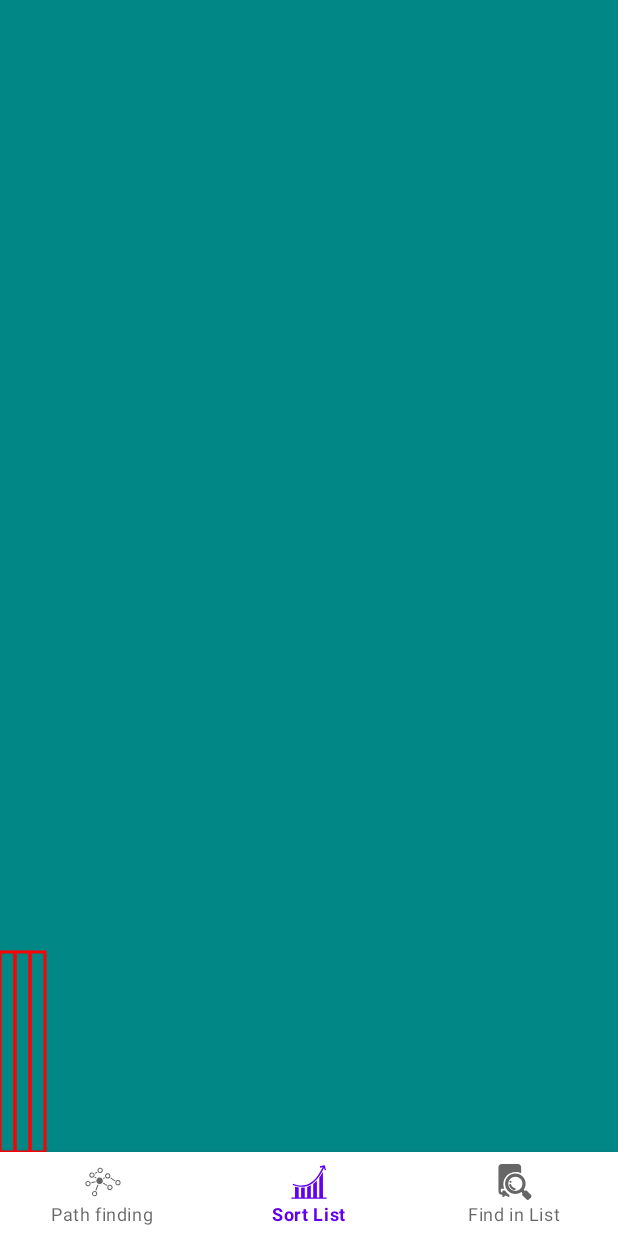
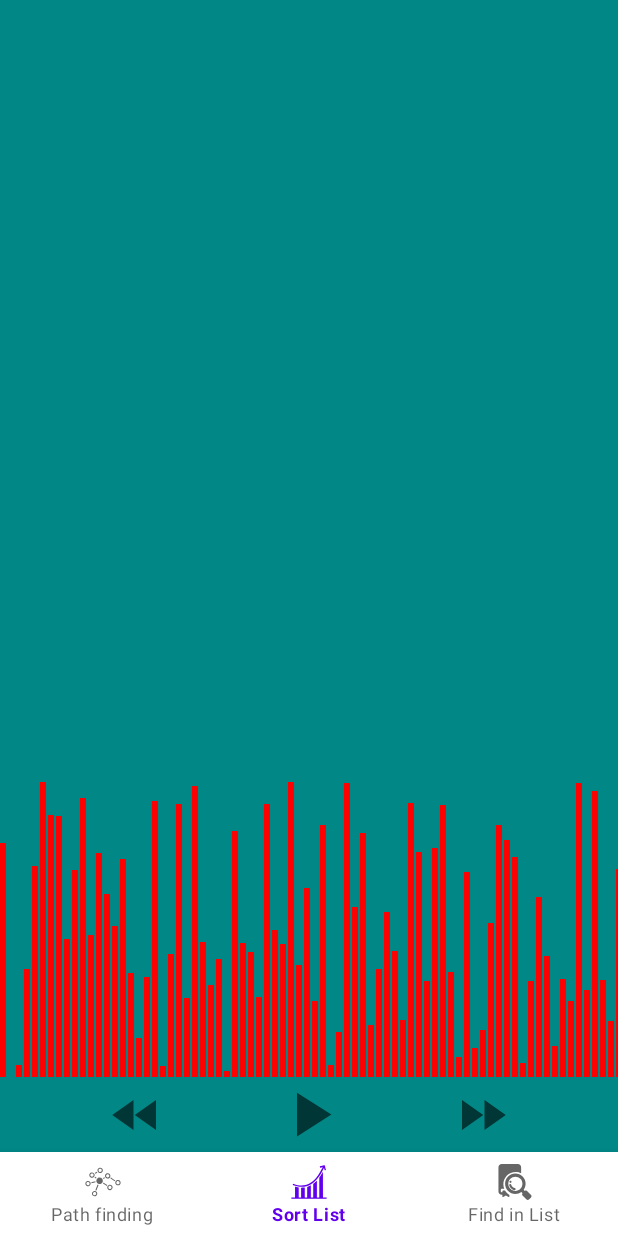
Before and after one commit to sergyabanzhy/algoholic, an Android app: the screen it shows after launch (MainActivity), on a phone screen of 412 x 824 dp. Run offline under Robolectric (Android 15) with nearby library versions, the phone set to English and light mode, and no system bars; our stand-ins replace navigation-ui.

Commit message:
Add Bubble sort

```diff
--- a/app/build.gradle
+++ b/app/build.gradle
@@ -47,6 +47,8 @@ dependencies {
     androidTestImplementation 'androidx.test.ext:junit:1.1.2'
     androidTestImplementation 'androidx.test.espresso:espresso-core:3.3.0'
 
+    implementation "androidx.core:core-ktx:1.3.2"
+
     implementation 'android.arch.navigation:navigation-fragment:1.0.0'
     implementation 'android.arch.navigation:navigation-ui:1.0.0'
 }
--- a/app/src/main/java/com/algoholic/algo/sort/Column.kt
+++ b/app/src/main/java/com/algoholic/algo/sort/Column.kt
@@ -1,13 +1,30 @@
 package com.algoholic.algo.sort
 
+import android.graphics.Canvas
+import android.graphics.Color
+import android.graphics.Paint
 import android.graphics.Rect
 
-data class Column(var x: Int = 15, var y: Int = 200)
+data class Column(var left : Int, var top : Int, var right : Int, var bottom : Int, var isAbutting: Boolean = false) : IPaintable {
 
-fun Column.rect(pos: Int): Rect {
-    return if (pos == 0) {
-        Rect(pos, 0,x, y)
-    } else {
-        Rect((pos * x), 0,x*pos + x, y)
+    private val rect = Rect()
+
+    private fun rect(): Rect {
+        rect.set(left, top, right, bottom)
+        return rect
+    }
+
+    private val color = Paint().apply {
+        color = Color.RED
+        strokeWidth = 3F
+    }
+
+    private val colorActive = Paint().apply {
+        color = Color.BLACK
+        strokeWidth = 3F
+    }
+
+    override fun draw(canvas: Canvas, index: Int) {
+        canvas.drawRect(rect(), if (isAbutting) colorActive else color)
     }
 }
--- /dev/null
+++ b/app/src/main/java/com/algoholic/algo/sort/IPaintable.kt
@@ -0,0 +1,7 @@
+package com.algoholic.algo.sort
+
+import android.graphics.Canvas
+
+interface IPaintable {
+    fun draw(canvas: Canvas, index: Int)
+}
--- /dev/null
+++ b/app/src/main/java/com/algoholic/algo/sort/ISorter.kt
@@ -0,0 +1,7 @@
+package com.algoholic.algo.sort
+
+interface ISorter {
+    fun stopSort()
+    suspend fun sort(currentFound: (Column) -> Unit, compared: () -> Unit, invalidate: () -> Unit)
+    fun stepForward()
+}
--- a/app/src/main/java/com/algoholic/algo/sort/SortingFragment.kt
+++ b/app/src/main/java/com/algoholic/algo/sort/SortingFragment.kt
@@ -1,15 +1,80 @@
 package com.algoholic.algo.sort
 
 import android.os.Bundle
+import android.util.Log
 import android.view.LayoutInflater
 import android.view.View
 import android.view.ViewGroup
+import androidx.appcompat.content.res.AppCompatResources.getDrawable
+import androidx.core.view.doOnLayout
 import androidx.fragment.app.Fragment
+import androidx.lifecycle.ViewModelProvider
 import com.algoholic.R
+import kotlinx.android.synthetic.main.fragment_sort.*
+import kotlinx.android.synthetic.main.player_view.*
 
 class SortingFragment : Fragment() {
+
+    private lateinit var viewModel: SortingViewModel
 
     override fun onCreateView(inflater: LayoutInflater, container: ViewGroup?, savedInstanceState: Bundle?): View? {
         return inflater.inflate(R.layout.fragment_sort, container, false)
     }
+
+    override fun onViewCreated(view: View, savedInstanceState: Bundle?) {
+        super.onViewCreated(view, savedInstanceState)
+
+        initVM()
+
+        initClickListeners()
+
+        observeColumnsChanges()
+
+        observeStartStopButton()
+
+        waitForViewSize()
+    }
+
+    private fun initClickListeners() {
+        ivForward.setOnClickListener {
+            viewModel.forwardButtonPressed()
+        }
+
+        ivRewind.setOnClickListener {
+            viewModel.rewindButtonPressed()
+        }
+
+        ivStartStop.setOnClickListener {
+            viewModel.startStopButtonPressed()
+        }
+    }
+
+    private fun observeColumnsChanges() {
+        viewModel.columns.observe(this, {
+            svSortingView.columns = it
+            svSortingView.invalidate()
+        })
+    }
+
+    private fun observeStartStopButton() {
+        viewModel.playStopButtonState.observe(this, {
+            ivStartStop.setImageDrawable(getDrawable(requireContext(), it.resIdRes))
+        })
+    }
+
+    private fun waitForViewSize() {
+        svSortingView.doOnLayout {
+            val width = svSortingView.width
+            Log.d(TAG, "width - $width")
+
+            viewModel.generateCollection(width)
+        }
+    }
+
+    private fun initVM() {
+        viewModel = ViewModelProvider(this).get(SortingViewModel::class.java)
+        viewLifecycleOwner.lifecycle.addObserver(viewModel)
+    }
 }
+
+private const val TAG = "SortingFragment"
--- a/app/src/main/java/com/algoholic/algo/sort/SortingView.kt
+++ b/app/src/main/java/com/algoholic/algo/sort/SortingView.kt
@@ -2,13 +2,11 @@ package com.algoholic.algo.sort
 
 import android.content.Context
 import android.graphics.Canvas
-import android.graphics.Color
-import android.graphics.Paint
 import android.util.AttributeSet
 import android.util.Log
 import android.view.View
 
-class SortingView : View {
+class SortingView: View {
     constructor(context: Context) : super(context)
 
     constructor(context: Context, attrs: AttributeSet?)
@@ -20,19 +18,14 @@ class SortingView : View {
     constructor(context: Context, attrs: AttributeSet?, defStyleAttr: Int, defStyleRes: Int)
             : super(context, attrs, defStyleAttr, defStyleRes)
 
-    private val gridColor = Paint().apply {
-        color = Color.RED
-        strokeWidth = 3F
-        style = Paint.Style.STROKE
-    }
+    var columns: List<IPaintable> = emptyList()
 
     override fun onDraw(canvas: Canvas) {
         Log.d(TAG, "onDraw")
-        super.onDraw(canvas)
 
-        canvas.drawRect(Column().rect(0), gridColor)
-        canvas.drawRect(Column().rect(1), gridColor)
-        canvas.drawRect(Column().rect(2), gridColor)
+        columns.forEachIndexed { index, column ->
+            column.draw(canvas, index)
+        }
     }
 }
 
--- /dev/null
+++ b/app/src/main/java/com/algoholic/algo/sort/SortingViewModel.kt
@@ -0,0 +1,97 @@
+package com.algoholic.algo.sort
+
+import android.util.Log
+import androidx.annotation.CallSuper
+import androidx.lifecycle.*
+import com.algoholic.R
+import com.algoholic.algo.sort.sortingplayer.SortingProcessPlayer
+import kotlinx.coroutines.Dispatchers
+import kotlinx.coroutines.cancel
+import kotlinx.coroutines.cancelChildren
+import kotlinx.coroutines.launch
+import kotlin.random.Random
+
+class SortingViewModel(private val sortingProcessPlayer: SortingProcessPlayer = SortingProcessPlayer(BubbleSort())): ViewModel(), LifecycleObserver {
+
+    private var isStarted: Boolean = false
+
+    val columns : MutableLiveData<List<IPaintable>> = MutableLiveData()
+
+    val playStopButtonState : MutableLiveData<PlayStopButtonState> = MutableLiveData(if (isStarted) PlayStopButtonState.Started() else PlayStopButtonState.Stopped())
+
+    @CallSuper
+    @OnLifecycleEvent(Lifecycle.Event.ON_CREATE)
+    private fun onCreate() {
+        Log.d(TAG, "onStart")
+    }
+
+    private fun initializeColumns(width: Int) {
+        val columns = mutableListOf<Column>()
+
+        for (y in 0 until width step 8) {
+            Log.d(TAG, "x = $y")
+            if (y == 0) {
+                columns.add(Column(left = 0, top = y, right = y + 6, bottom = Random.nextInt(300)))
+            } else {
+                columns.add(Column(left = y, top = 0, right = y + 6, bottom = Random.nextInt(300)))
+            }
+        }
+
+        Log.d(TAG, "columns size - ${columns.size}")
+
+        sortingProcessPlayer.collectionToVisualize(columns)
+
+        this.columns.value = columns
+    }
+
+    fun forwardButtonPressed() {
+        Log.d(TAG, "forwardButtonPressed")
+
+        sortingProcessPlayer.stepForward()
+    }
+
+    fun rewindButtonPressed() {
+        Log.d(TAG, "rewindButtonPressed")
+
+        sortingProcessPlayer.stepBackward()
+    }
+
+    fun startStopButtonPressed() {
+        Log.d(TAG, "startStopButtonPressed")
+
+        if (isStarted) {
+            viewModelScope.coroutineContext.cancelChildren()
+            sortingProcessPlayer.stopSorting {
+                playStopButtonState.value = PlayStopButtonState.Stopped()
+                isStarted = false
+            }
+        } else {
+            viewModelScope.launch(Dispatchers.IO) {
+                sortingProcessPlayer.startSorting(started = {
+                    playStopButtonState.postValue(PlayStopButtonState.Started())
+                    isStarted = true
+                }, sorted = {
+                    Log.d(TAG, "sorted, columns size - ${columns.value?.size}")
+                    playStopButtonState.postValue(PlayStopButtonState.Stopped())
+                    isStarted = false
+                    Log.d(TAG, "sorted")
+                }, invalidate = {
+                    columns.postValue(columns.value)
+                })
+            }
+        }
+    }
+
+    fun generateCollection(width: Int) {
+        initializeColumns(width)
+    }
+}
+
+sealed class PlayStopButtonState {
+    abstract val resIdRes: Int
+    data class Stopped(override val resIdRes: Int = R.drawable.ic_play) : PlayStopButtonState()
+    data class Started(override val resIdRes: Int = R.drawable.ic_stop) : PlayStopButtonState()
+}
+
+
+private const val TAG = "SortingViewModel"
--- /dev/null
+++ b/app/src/main/java/com/algoholic/algo/sort/sortingplayer/ISortingProcessPlayer.kt
@@ -0,0 +1,11 @@
+package com.algoholic.algo.sort.sortingplayer
+
+import com.algoholic.algo.sort.Column
+
+interface ISortingProcessPlayer {
+    suspend fun startSorting(started: () -> (Unit), sorted: () -> (Unit), invalidate: () -> Unit)
+    fun stopSorting(stopped: () -> (Unit))
+    fun stepForward()
+    fun stepBackward()
+    fun collectionToVisualize(columns: MutableList<Column>)
+}
--- /dev/null
+++ b/app/src/main/java/com/algoholic/algo/sort/sortingplayer/PlayerView.kt
@@ -0,0 +1,37 @@
+package com.algoholic.algo.sort.sortingplayer
+
+import android.content.Context
+import android.graphics.Canvas
+import android.util.AttributeSet
+import android.util.Log
+import android.view.LayoutInflater
+import android.view.View
+import android.widget.FrameLayout
+import com.algoholic.R
+
+class PlayerView: FrameLayout {
+    constructor(context: Context) : super(context) {
+        init()
+    }
+
+    constructor(context: Context, attrs: AttributeSet?)
+            : super(context, attrs) {
+        init()
+    }
+
+    constructor(context: Context, attrs: AttributeSet?, defStyleAttr: Int)
+            : super(context, attrs, defStyleAttr) {
+        init()
+    }
+
+    constructor(context: Context, attrs: AttributeSet?, defStyleAttr: Int, defStyleRes: Int)
+            : super(context, attrs, defStyleAttr, defStyleRes) {
+        init()
+    }
+
+    private fun init() {
+        LayoutInflater.from(context).inflate(R.layout.player_view, this)
+    }
+}
+
+private const val TAG = "SortingView"
--- /dev/null
+++ b/app/src/main/res/drawable/ic_forward.xml
@@ -0,0 +1,10 @@
+<vector xmlns:android="http://schemas.android.com/apk/res/android"
+    android:width="24dp"
+    android:height="24dp"
+    android:viewportWidth="24"
+    android:viewportHeight="24"
+    android:tint="?attr/colorControlNormal">
+  <path
+      android:fillColor="@android:color/white"
+      android:pathData="M4,18l8.5,-6L4,6v12zM13,6v12l8.5,-6L13,6z"/>
+</vector>
--- /dev/null
+++ b/app/src/main/res/drawable/ic_play.xml
@@ -0,0 +1,10 @@
+<vector xmlns:android="http://schemas.android.com/apk/res/android"
+    android:width="24dp"
+    android:height="24dp"
+    android:viewportWidth="24"
+    android:viewportHeight="24"
+    android:tint="?attr/colorControlNormal">
+  <path
+      android:fillColor="@android:color/white"
+      android:pathData="M8,5v14l11,-7z"/>
+</vector>
--- /dev/null
+++ b/app/src/main/res/drawable/ic_rewind.xml
@@ -0,0 +1,10 @@
+<vector xmlns:android="http://schemas.android.com/apk/res/android"
+    android:width="24dp"
+    android:height="24dp"
+    android:viewportWidth="24"
+    android:viewportHeight="24"
+    android:tint="?attr/colorControlNormal">
+  <path
+      android:fillColor="@android:color/white"
+      android:pathData="M11,18L11,6l-8.5,6 8.5,6zM11.5,12l8.5,6L20,6l-8.5,6z"/>
+</vector>
--- /dev/null
+++ b/app/src/main/res/drawable/ic_stop.xml
@@ -0,0 +1,10 @@
+<vector xmlns:android="http://schemas.android.com/apk/res/android"
+    android:width="24dp"
+    android:height="24dp"
+    android:viewportWidth="24"
+    android:viewportHeight="24"
+    android:tint="?attr/colorControlNormal">
+  <path
+      android:fillColor="@android:color/white"
+      android:pathData="M6,6h12v12H6z"/>
+</vector>
--- a/app/src/main/res/layout/fragment_sort.xml
+++ b/app/src/main/res/layout/fragment_sort.xml
@@ -1,5 +1,6 @@
 <?xml version="1.0" encoding="utf-8"?>
 <androidx.coordinatorlayout.widget.CoordinatorLayout xmlns:android="http://schemas.android.com/apk/res/android"
+    xmlns:app="http://schemas.android.com/apk/res-auto"
     xmlns:tools="http://schemas.android.com/tools"
     android:id="@+id/container"
     android:layout_width="match_parent"
@@ -7,9 +8,30 @@
     android:background="@color/teal_700"
     tools:context=".MainActivity">
 
-    <com.algoholic.algo.sort.SortingView
+    <androidx.constraintlayout.widget.ConstraintLayout
+        android:id="@+id/constraintLayout"
         android:layout_width="match_parent"
-        android:rotationX="180"
-        android:layout_height="match_parent"/>
+        android:layout_height="match_parent">
+
+        <com.algoholic.algo.sort.SortingView
+            android:id="@+id/svSortingView"
+            android:layout_width="0dp"
+            android:layout_height="0dp"
+            android:rotationX="180"
+            app:layout_constraintBottom_toTopOf="@+id/playerView"
+            app:layout_constraintEnd_toEndOf="parent"
+            app:layout_constraintStart_toStartOf="parent"
+            app:layout_constraintTop_toTopOf="parent" />
+
+        <com.algoholic.algo.sort.sortingplayer.PlayerView
+            android:id="@+id/playerView"
+            android:layout_width="match_parent"
+            android:layout_height="wrap_content"
+            app:layout_constraintEnd_toEndOf="parent"
+            app:layout_constraintBottom_toBottomOf="parent"
+            app:layout_constraintStart_toStartOf="parent" />
+
+    </androidx.constraintlayout.widget.ConstraintLayout>
+
 
 </androidx.coordinatorlayout.widget.CoordinatorLayout>
--- /dev/null
+++ b/app/src/main/res/layout/player_view.xml
@@ -0,0 +1,39 @@
+<?xml version="1.0" encoding="utf-8"?>
+<androidx.constraintlayout.widget.ConstraintLayout xmlns:android="http://schemas.android.com/apk/res/android"
+    xmlns:app="http://schemas.android.com/apk/res-auto"
+    android:layout_width="match_parent"
+    android:layout_height="wrap_content">
+
+    <ImageView
+        android:id="@+id/ivRewind"
+        android:layout_width="40dp"
+        android:layout_height="40dp"
+        android:src="@drawable/ic_rewind"
+        app:layout_constraintBottom_toBottomOf="parent"
+        app:layout_constraintEnd_toStartOf="@+id/ivStartStop"
+        app:layout_constraintHorizontal_bias="0.5"
+        app:layout_constraintStart_toStartOf="parent"
+        app:layout_constraintTop_toTopOf="@+id/ivStartStop" />
+
+    <ImageView
+        android:id="@+id/ivStartStop"
+        android:layout_width="50dp"
+        android:layout_height="50dp"
+        android:src="@drawable/ic_play"
+        app:layout_constraintEnd_toStartOf="@+id/ivForward"
+        app:layout_constraintHorizontal_bias="0.5"
+        app:layout_constraintStart_toEndOf="@+id/ivRewind"
+        app:layout_constraintTop_toTopOf="parent" />
+
+    <ImageView
+        android:id="@+id/ivForward"
+        android:layout_width="40dp"
+        android:layout_height="40dp"
+        android:src="@drawable/ic_forward"
+        app:layout_constraintBottom_toBottomOf="@+id/ivStartStop"
+        app:layout_constraintEnd_toEndOf="parent"
+        app:layout_constraintHorizontal_bias="0.5"
+        app:layout_constraintStart_toEndOf="@+id/ivStartStop"
+        app:layout_constraintTop_toTopOf="@+id/ivStartStop" />
+
+</androidx.constraintlayout.widget.ConstraintLayout>
```
Also changed, not shown: app/src/main/java/com/algoholic/algo/sort/BubbleSort.kt (added, +50 -0 lines), app/src/main/java/com/algoholic/algo/sort/sortingplayer/SortingProcessPlayer.kt (added, +39 -0 lines).
